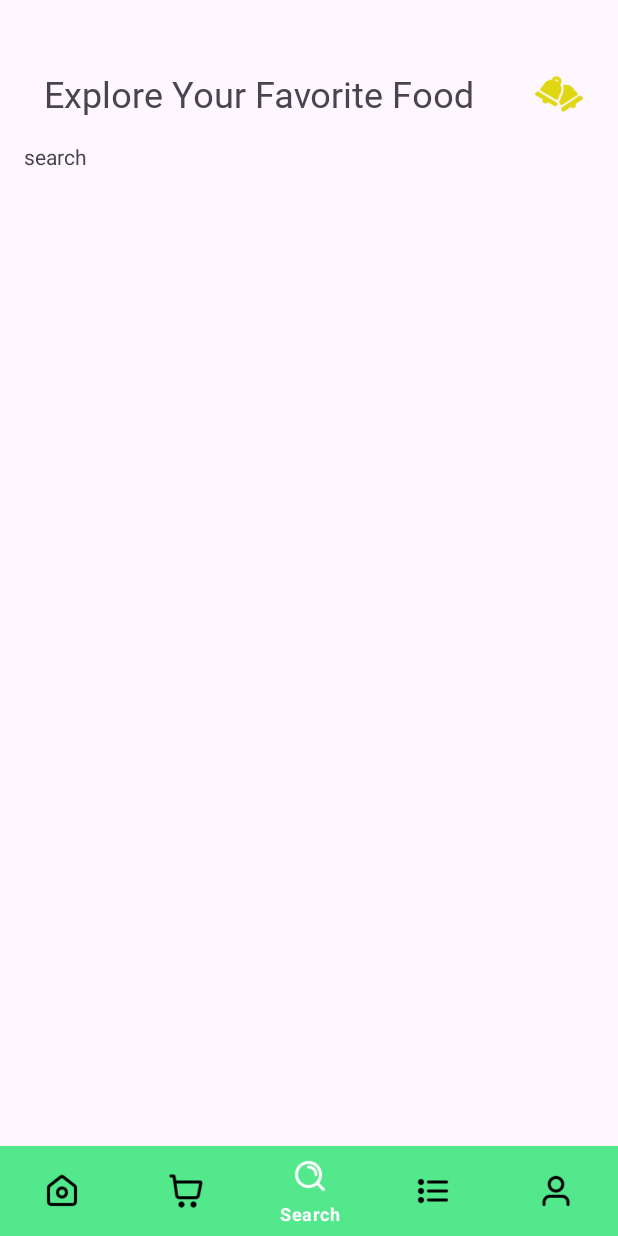
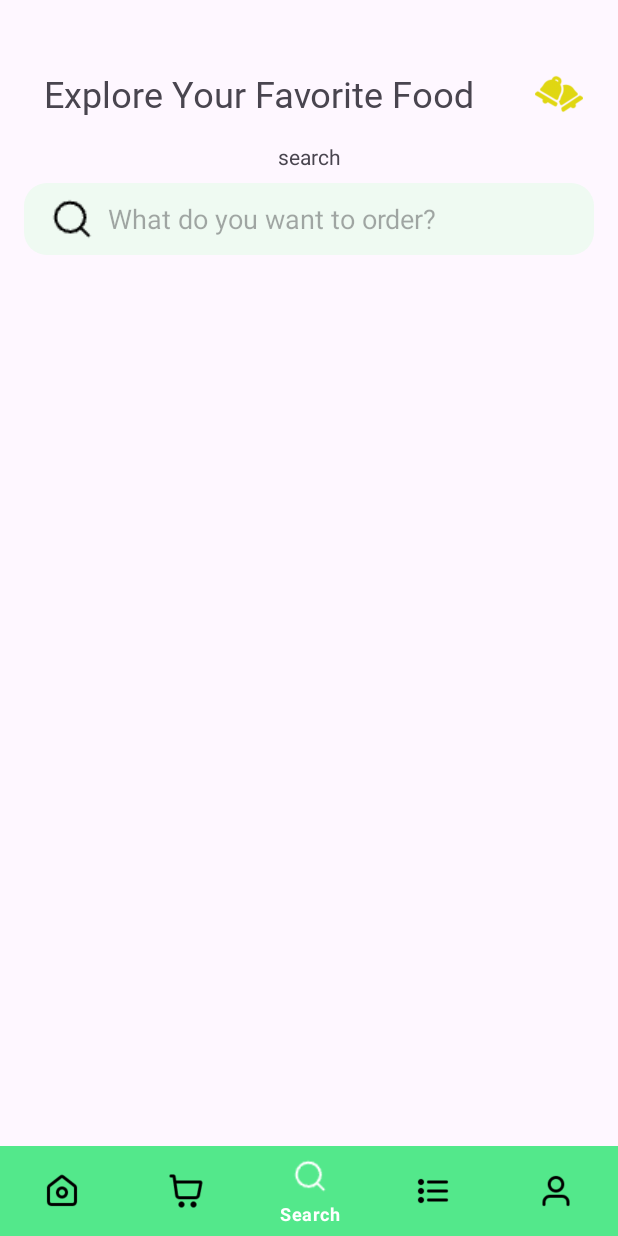
Before and after one commit to lipatov-fl/foodDelivery, an Android app: the SearchFragment screen opened through its navigation route, on a phone screen of 412 x 824 dp. Run offline under Robolectric (Android 15) with nearby library versions, the phone set to English and light mode, and no system bars; our stand-ins replace navigation-ui; libraries missing offline, so code that uses them is left out: com.denzcoskun.imageslider; 8 statements that could not run were skipped.

Commit message:
Начал реализацию Search Fragment

```diff
--- a/app/build.gradle.kts
+++ b/app/build.gradle.kts
@@ -9,7 +9,7 @@ android {
 
     defaultConfig {
         applicationId = "com.lipatovfl.fooddelivery"
-        minSdk = 24
+        minSdk = 28
         targetSdk = 34
         versionCode = 1
         versionName = "1.0"
@@ -47,6 +47,7 @@ dependencies {
     implementation("androidx.constraintlayout:constraintlayout:2.1.4")
     implementation("androidx.navigation:navigation-fragment-ktx:2.7.6")
     implementation("androidx.navigation:navigation-ui-ktx:2.7.6")
+    implementation("com.android.car.ui:car-ui-lib:2.6.0")
     testImplementation("junit:junit:4.13.2")
     androidTestImplementation("androidx.test.ext:junit:1.1.5")
     androidTestImplementation("androidx.test.espresso:espresso-core:3.5.1")
--- a/app/src/main/java/com/lipatovfl/fooddelivery/Fragment/SearchFragment.kt
+++ b/app/src/main/java/com/lipatovfl/fooddelivery/Fragment/SearchFragment.kt
@@ -6,55 +6,31 @@ import android.view.LayoutInflater
 import android.view.View
 import android.view.ViewGroup
 import com.lipatovfl.fooddelivery.R
+import com.lipatovfl.fooddelivery.adapter.MenuAdapter
+import com.lipatovfl.fooddelivery.databinding.FragmentCartBinding
+import com.lipatovfl.fooddelivery.databinding.FragmentSearchBinding
 
-// TODO: Rename parameter arguments, choose names that match
-// the fragment initialization parameters, e.g. ARG_ITEM_NUMBER
-private const val ARG_PARAM1 = "param1"
-private const val ARG_PARAM2 = "param2"
-
-/**
- * A simple [Fragment] subclass.
- * Use the [SearchFragment.newInstance] factory method to
- * create an instance of this fragment.
- */
 class SearchFragment : Fragment() {
-    // TODO: Rename and change types of parameters
-    private var param1: String? = null
-    private var param2: String? = null
+    private lateinit var searchBinding: FragmentSearchBinding
+    private lateinit var adapter: MenuAdapter
+    private val originalMenuFoodName = listOf("Spacy fresh crab", "Fresh crab", "Spacy fresh crab")
+    val originalMenuItemPrice = listOf("$35", "$30", "$32")
+    val originalMenuImage =
+        listOf(R.drawable.photo_menu1, R.drawable.photo_menu2, R.drawable.photo_menu3)
 
     override fun onCreate(savedInstanceState: Bundle?) {
         super.onCreate(savedInstanceState)
-        arguments?.let {
-            param1 = it.getString(ARG_PARAM1)
-            param2 = it.getString(ARG_PARAM2)
-        }
     }
 
     override fun onCreateView(
         inflater: LayoutInflater, container: ViewGroup?,
         savedInstanceState: Bundle?
     ): View? {
-        // Inflate the layout for this fragment
-        return inflater.inflate(R.layout.fragment_search, container, false)
+        searchBinding = FragmentSearchBinding.inflate(inflater, container, false)
+        adapter = MenuAdapter(originalMenuFoodName, originalMenuItemPrice, originalMenuImage)
+        return searchBinding.root
     }
 
     companion object {
-        /**
-         * Use this factory method to create a new instance of
-         * this fragment using the provided parameters.
-         *
-         * @param param1 Parameter 1.
-         * @param param2 Parameter 2.
-         * @return A new instance of fragment SearchFragment.
-         */
-        // TODO: Rename and change types and number of parameters
-        @JvmStatic
-        fun newInstance(param1: String, param2: String) =
-            SearchFragment().apply {
-                arguments = Bundle().apply {
-                    putString(ARG_PARAM1, param1)
-                    putString(ARG_PARAM2, param2)
-                }
-            }
     }
 }
--- /dev/null
+++ b/app/src/main/res/drawable/search_shape.xml
@@ -0,0 +1,5 @@
+<?xml version="1.0" encoding="utf-8"?>
+<shape xmlns:android="http://schemas.android.com/apk/res/android">
+    <solid android:color="@color/search" />
+    <corners android:radius="15dp" />
+</shape>
--- a/app/src/main/res/layout/fragment_search.xml
+++ b/app/src/main/res/layout/fragment_search.xml
@@ -1,14 +1,31 @@
 <?xml version="1.0" encoding="utf-8"?>
-<FrameLayout xmlns:android="http://schemas.android.com/apk/res/android"
+<androidx.constraintlayout.widget.ConstraintLayout xmlns:android="http://schemas.android.com/apk/res/android"
+    xmlns:app="http://schemas.android.com/apk/res-auto"
     xmlns:tools="http://schemas.android.com/tools"
     android:layout_width="match_parent"
     android:layout_height="match_parent"
     tools:context=".Fragment.SearchFragment">
 
-    <!-- TODO: Update blank fragment layout -->
     <TextView
-        android:layout_width="match_parent"
-        android:layout_height="match_parent"
-        android:text="search" />
+        android:id="@+id/textView3"
+        android:layout_width="wrap_content"
+        android:layout_height="wrap_content"
+        android:text="search"
+        app:layout_constraintEnd_toEndOf="parent"
+        app:layout_constraintStart_toStartOf="parent"
+        app:layout_constraintTop_toTopOf="parent" />
 
-</FrameLayout>
+    <androidx.appcompat.widget.SearchView
+        android:layout_width="0dp"
+        android:layout_height="wrap_content"
+        android:layout_marginTop="8dp"
+        android:background="@drawable/search_shape"
+        app:iconifiedByDefault="false"
+        app:layout_constraintEnd_toEndOf="parent"
+        app:layout_constraintStart_toStartOf="parent"
+        app:layout_constraintTop_toBottomOf="@+id/textView3"
+        app:queryBackground="@android:color/transparent"
+        app:queryHint="@string/order_question_hint"
+        app:searchIcon="@drawable/ic_search" />
+
+</androidx.constraintlayout.widget.ConstraintLayout>
--- a/app/src/main/res/menu/menu.xml
+++ b/app/src/main/res/menu/menu.xml
@@ -17,7 +17,7 @@
         android:id="@+id/searchFragment"
         android:layout_width="wrap_content"
         android:layout_height="wrap_content"
-        android:icon="@drawable/menu_search"
+        android:icon="@drawable/ic_search"
         android:title="@string/menu_item_search" />
     <item
         android:id="@+id/historyFragment"
--- a/app/src/main/res/values/colors.xml
+++ b/app/src/main/res/values/colors.xml
@@ -4,4 +4,5 @@
     <color name="white">#FFFFFFFF</color>
     <color name="start_color_green">#53E88B</color>
     <color name="end_color_green">#15BE77</color>
+    <color name="search">#EFFAF2</color>
 </resources>
--- a/app/src/main/res/values/strings.xml
+++ b/app/src/main/res/values/strings.xml
@@ -56,4 +56,7 @@
 
     <!-- ViewMenu fragment screen -->
     <string name="view_menu_head" translatable="false">Menu</string>
+
+    <!-- Search fragment screen -->
+    <string name="order_question_hint" translatable="false">What do you want to order?</string>
 </resources>
```
Also changed, not shown: app/src/main/res/drawable/ic_search.png (added), app/src/main/res/drawable/menu_search.png (deleted).
